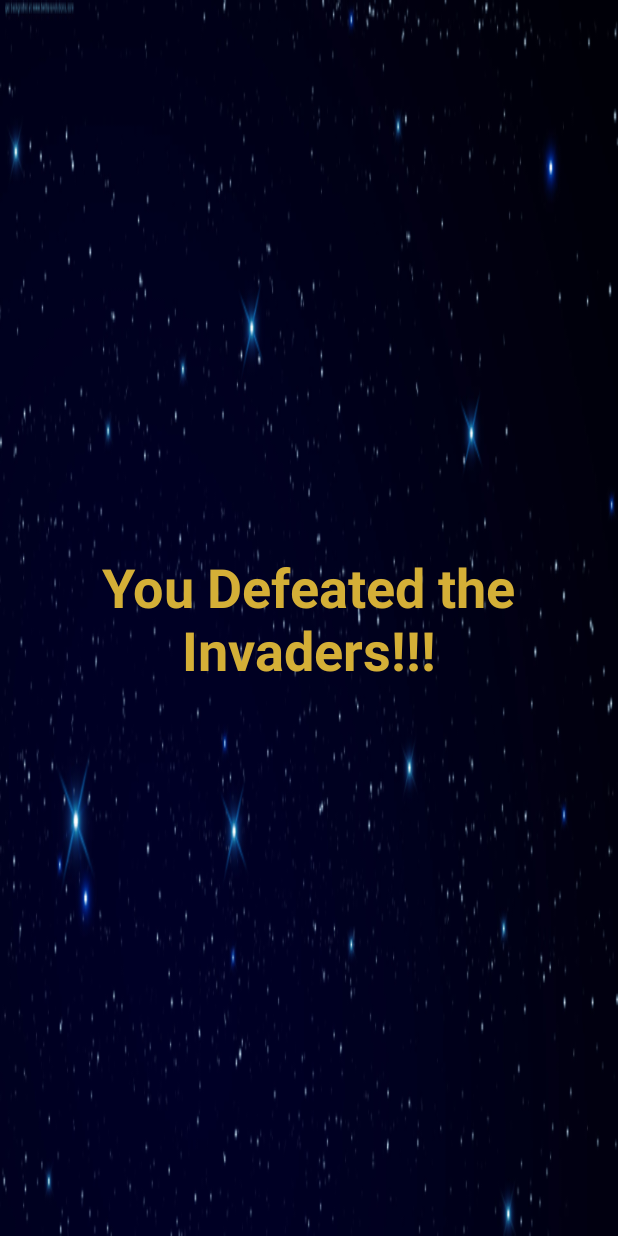
After one commit to Jguedel/FinalProject, an Android app: the layout endgame.xml on its own in the app's theme, with its tools: preview values and no code run, on a phone screen of 412 x 824 dp. The commit adds this screen. Run offline under Robolectric (Android 15) with nearby library versions, the phone set to English and light mode, and no system bars.

```diff
--- a/app/src/main/java/com/jguedel/finalproject/Alien.java
+++ b/app/src/main/java/com/jguedel/finalproject/Alien.java
@@ -17,10 +17,11 @@ public class Alien {
         this.id = id;
     }
 
-    /*
+
     public void setPosX(int x){
         this.posX = x;
     }
+    /*
     public void  setPosY(int y){
         this.posY = y;
     }
--- a/app/src/main/java/com/jguedel/finalproject/Bullet.java
+++ b/app/src/main/java/com/jguedel/finalproject/Bullet.java
@@ -1,4 +1,6 @@
 package com.jguedel.finalproject;
+
+import android.util.Log;
 
 public class Bullet {
     public float posX;
@@ -23,11 +25,16 @@ public class Bullet {
     }
 
     public float move(float y) {
+        Log.d("TAG", "move: "+ onScreen);
         posY = y - 10;
         if (posY<=-200){
             posY = playerY;
             posX = playerX;
-            onScreen = false;
+        }
+        if(onScreen== false){
+            posX =playerX;
+            posY =playerY;
+            onScreen = true;
         }
         return posY;
     }
--- a/app/src/main/java/com/jguedel/finalproject/MainActivity.java
+++ b/app/src/main/java/com/jguedel/finalproject/MainActivity.java
@@ -1,29 +1,20 @@
 package com.jguedel.finalproject;
 
-import androidx.annotation.NonNull;
 import androidx.appcompat.app.AppCompatActivity;
 import androidx.constraintlayout.widget.ConstraintLayout;
-
-import android.annotation.SuppressLint;
 import android.content.Context;
 import android.os.Bundle;
 import android.os.Handler;
-import android.util.Log;
 import android.view.LayoutInflater;
-import android.view.MotionEvent;
 import android.view.View;
-import android.widget.ArrayAdapter;
 import android.widget.Button;
 import android.widget.ImageView;
 import java.lang.InterruptedException;
 import java.util.ArrayList;
-import java.util.Collection;
-import java.util.List;
 
 public class MainActivity extends AppCompatActivity {
     private LayoutInflater layoutInflater;
     private ConstraintLayout myLayout;
-    private Alien alien;
     private Player player;
     private Bullet bullet;
     private Button startBtn;
@@ -46,19 +37,29 @@ public class MainActivity extends AppCompatActivity {
     private Thread calculateThread;
     private ArrayList<Alien> alienArr;
     private ArrayList<View> alienList;
-    private List list;
 
     protected void onCreate(Bundle savedInstanceState) {
         super.onCreate(savedInstanceState);
-        setContentView(R.layout.game);
+        setContentView(R.layout.activity_main);
+
         //SET ELEMENTS
         player = new Player();
         bullet = new Bullet();
-        //LAYOUT INFLATER
+        startBtn = findViewById(R.id.startBtn);
+
+        //SET LISTENER
+        startBtn.setOnClickListener(startGame);
+    }
+
+    //START GAME
+    private final View.OnClickListener startGame = new View.OnClickListener() {
+        @Override
+        public void onClick(View v) {
+            setContentView(R.layout.game);
             layoutInflater = (LayoutInflater) getSystemService(Context.LAYOUT_INFLATER_SERVICE);
             myLayout = (ConstraintLayout) findViewById(R.id.game);
 
-        //CREATING ALIEN ARRAY TO
+            //CREATING ALIEN ARRAY FILLED WITH THE LOCATION DATA
             alienArr = new ArrayList();
             int name1 = 0;
             alienArr.add(new Alien(100,100, name1));
@@ -85,6 +86,7 @@ public class MainActivity extends AppCompatActivity {
             int name12 = 11;
             alienArr.add(new Alien(600,200, name12));
 
+            //CREATE ALIEN ICONS AND ADD TO ALIEN IMAGEVIEW ARRAY
             alienIcon0 = (ImageView) findViewById(R.id.alienIcon0);
             alienIcon1 = (ImageView) findViewById(R.id.alienIcon1);
             alienIcon2 = (ImageView) findViewById(R.id.alienIcon2);
@@ -157,14 +159,19 @@ public class MainActivity extends AppCompatActivity {
             Left.setOnClickListener(moveLeft);
             Right.setOnClickListener(moveRight);
             calculateThread = new Thread(calculateAction);
+            start();
         }
+    };
 
+
+    //CREATING BULLET
     public void createBullet(){
         bulletIcon = (ImageView) layoutInflater.inflate(R.layout.bullet, null);
         myLayout.addView(bulletIcon,1);
     }
 
-    protected void onResume() {
+    //START THREAD
+    protected void start() {
         calculateThread.start();
         super.onResume();
     }
@@ -178,6 +185,7 @@ public class MainActivity extends AppCompatActivity {
             bullet.setPlayerX(player.posX);
         }
     };
+
     //MOVE PLAYER RIGHT
     private final View.OnClickListener moveRight = new View.OnClickListener() {
         @Override
@@ -209,19 +217,31 @@ public class MainActivity extends AppCompatActivity {
     //*****************Handler****************************
     public Handler threadHandler = new Handler() {
         public void handleMessage(android.os.Message msg){
-            Log.d("handler", "handleMessage: we in son");
-            bulletIcon.setY(bullet.posY);
-            if (bullet.onScreen == false){
-                bulletIcon.setX(bullet.posX);
-                bullet.setOnScreen(true);
-            }
+            int count = 0;
+            //CHECK IF BULLET HITS ALIEN
             for(Alien alien: alienArr){
-                if(bullet.posX <= alien.posX+50 && bullet.posX >= alien.posX){
-                    if(bullet.posY <= alien.posX+50 && bullet.posX >= alien.posX){
+                if((bullet.posX <= alien.posX+65 && bullet.posX >= alien.posX) && (bullet.posY <= alien.posY+60 && bullet.posY >= alien.posY)){
                         alienList.get(alien.id).setX(-200);
+                        alienArr.get(alien.id).setPosX(-200);
+                        bullet.setOnScreen(false);
                 }
             }
+
+            //CHECK IF ALL ALIENS ARE DEAD
+            for(Alien alien: alienArr){
+                if(alien.posX <= 0){
+                    count++;
                 }
+                if(count ==alienArr.size()){
+                    setContentView(R.layout.endgame);
+                }
+            }
+
+            //SET BULLET TO NEW POS
+            bulletIcon.setY(bullet.posY);
+            bulletIcon.setX(bullet.posX);
+
+
         }
     };
 
--- /dev/null
+++ b/app/src/main/res/layout/endgame.xml
@@ -0,0 +1,26 @@
+<?xml version="1.0" encoding="utf-8"?>
+<androidx.constraintlayout.widget.ConstraintLayout xmlns:android="http://schemas.android.com/apk/res/android"
+    xmlns:app="http://schemas.android.com/apk/res-auto"
+    xmlns:tools="http://schemas.android.com/tools"
+    android:id="@+id/Main"
+    android:layout_width="match_parent"
+    android:layout_height="match_parent"
+    android:background="@mipmap/background"
+    tools:context=".MainActivity">
+
+    <TextView
+        android:id="@+id/textView1"
+        android:layout_width="292dp"
+        android:layout_height="134dp"
+        android:gravity="center"
+        android:text="You Defeated the Invaders!!!"
+        android:textAppearance="@style/TextAppearance.AppCompat.Large"
+        android:textColor="@color/Gold"
+        android:textSize="36sp"
+        android:textStyle="bold"
+        app:layout_constraintBottom_toBottomOf="parent"
+        app:layout_constraintEnd_toEndOf="parent"
+        app:layout_constraintHorizontal_bias="0.495"
+        app:layout_constraintStart_toStartOf="parent"
+        app:layout_constraintTop_toTopOf="parent" />
+</androidx.constraintlayout.widget.ConstraintLayout>
```
Lines whose indentation alone changed are shown as unchanged.
